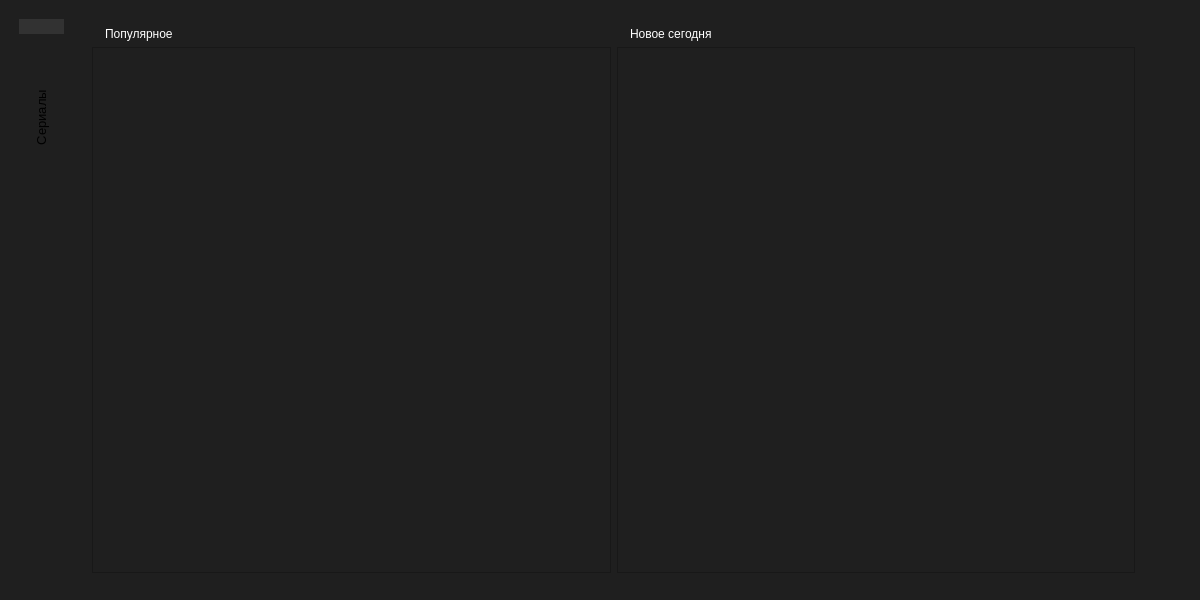
Old version of the form src/mainwindow.ui in the repository dimkashelk/SimpleKinopoiskQt.
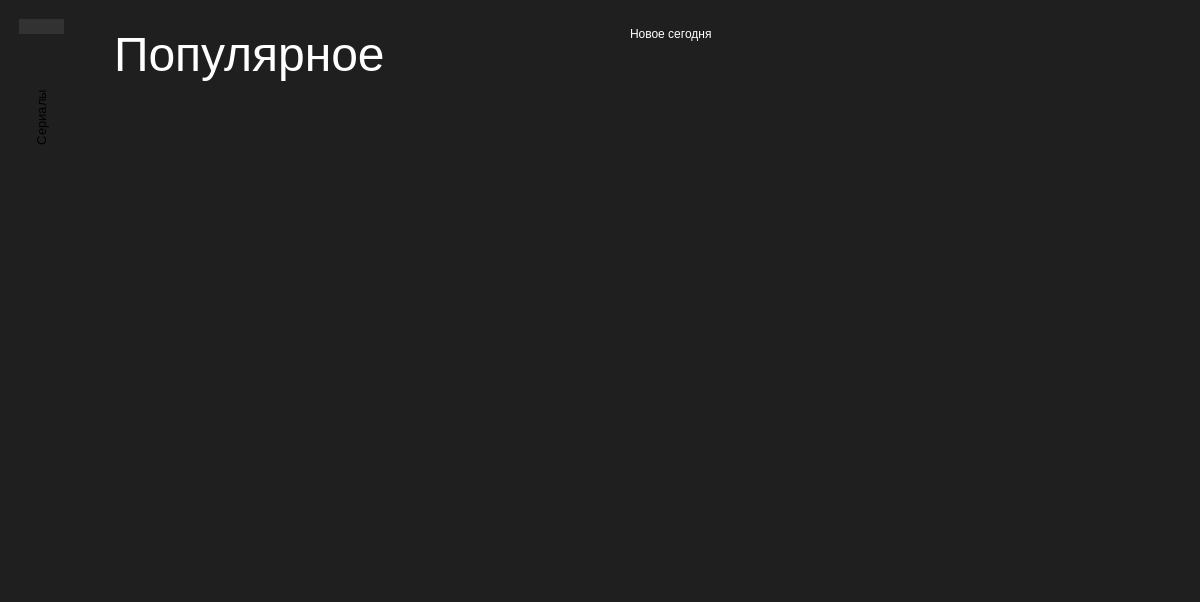
New version of the form. The open tabs and pages were chosen to show the change. Icons and pictures are not drawn.

Patch:
```diff
--- a/src/mainwindow.ui
+++ b/src/mainwindow.ui
@@ -7,7 +7,7 @@
     <x>0</x>
     <y>0</y>
     <width>1200</width>
-    <height>600</height>
+    <height>602</height>
    </rect>
   </property>
   <property name="windowTitle">
@@ -105,6 +105,15 @@
              <layout class="QVBoxLayout" name="verticalLayout_2">
               <item>
                <widget class="QLabel" name="popular_label">
+                <property name="font">
+                 <font>
+                  <family>Segoe UI</family>
+                  <pointsize>36</pointsize>
+                  <weight>50</weight>
+                  <italic>false</italic>
+                  <bold>false</bold>
+                 </font>
+                </property>
                 <property name="text">
                  <string>Популярное</string>
                 </property>
@@ -112,6 +121,9 @@
               </item>
               <item>
                <widget class="QScrollArea" name="scroll_area_popular">
+                <property name="styleSheet">
+                 <string notr="true">border: 0;</string>
+                </property>
                 <property name="lineWidth">
                  <number>1</number>
                 </property>
@@ -123,8 +135,8 @@
                   <rect>
                    <x>0</x>
                    <y>0</y>
-                   <width>486</width>
-                   <height>504</height>
+                   <width>488</width>
+                   <height>475</height>
                   </rect>
                  </property>
                  <layout class="QVBoxLayout" name="verticalLayout_4">
@@ -148,6 +160,9 @@
               </item>
               <item>
                <widget class="QScrollArea" name="scroll_area_new">
+                <property name="styleSheet">
+                 <string notr="true">border: 0;</string>
+                </property>
                 <property name="widgetResizable">
                  <bool>true</bool>
                 </property>
@@ -156,8 +171,8 @@
                   <rect>
                    <x>0</x>
                    <y>0</y>
-                   <width>486</width>
-                   <height>504</height>
+                   <width>488</width>
+                   <height>475</height>
                   </rect>
                  </property>
                  <layout class="QVBoxLayout" name="verticalLayout_5">
```
Left out of the diff: 8 changed lines with no effect on the pictures.
